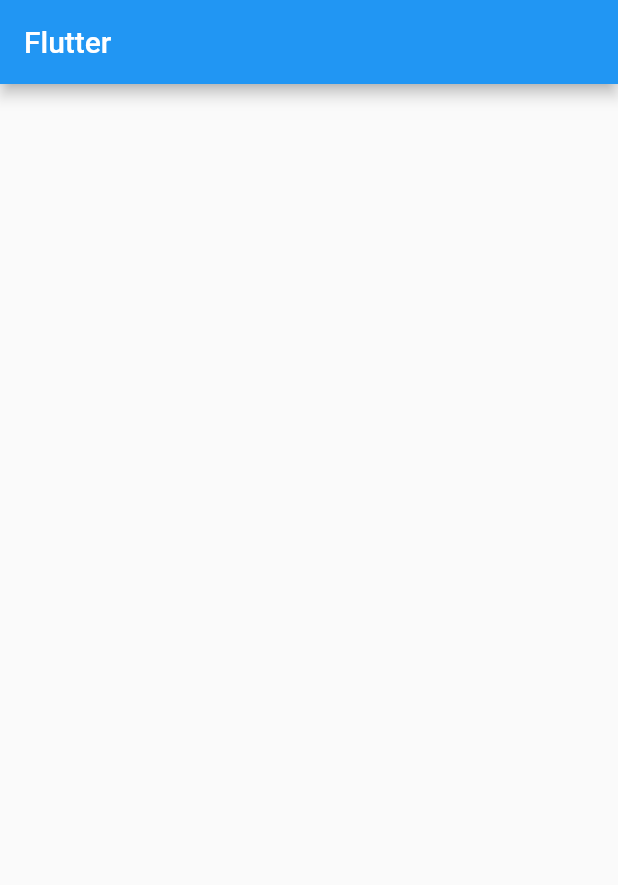
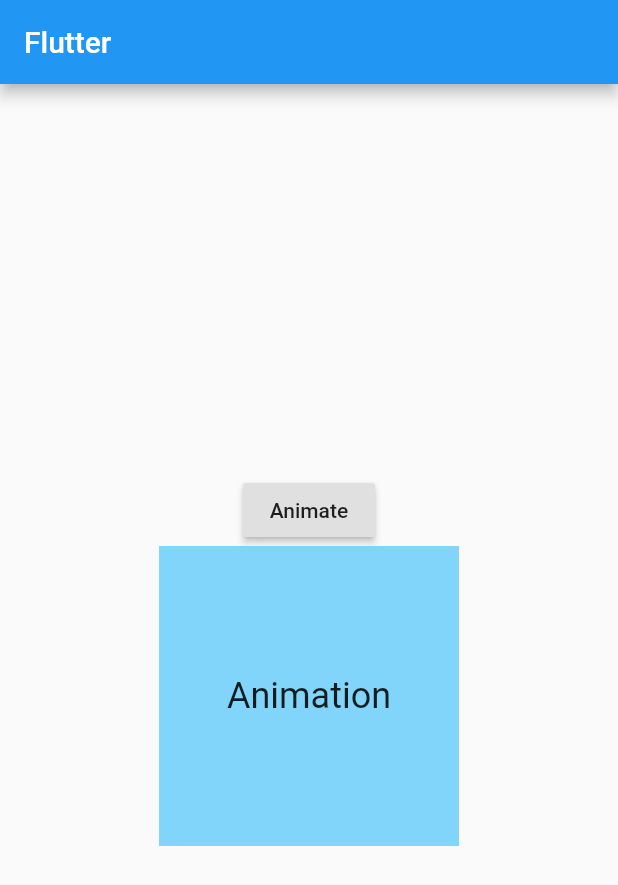
Before and after one commit to vietdhfpt/LearnFlutter, a Flutter app: the screen it shows after launch, on a phone screen of 412 x 824 dp. Shown: the top 885 px of the screen. Run offline on Flutter 3.47's test engine with Material 2 defaults, Android fonts, the light colour scheme and no system bars.

Commit message:
Using AnimationContainer lv1

```diff
--- a/learn_flutter/lib/main.dart
+++ b/learn_flutter/lib/main.dart
@@ -20,8 +20,23 @@ class MyApp extends StatelessWidget {
   }
 }
 
-class HomePage extends StatelessWidget {
+class HomePage extends StatefulWidget {
   const HomePage({Key key}) : super(key: key);
+
+  @override
+  _HomePageState createState() => _HomePageState();
+}
+
+class _HomePageState extends State<HomePage> {
+  double _width = 200;
+  double _height = 200;
+
+  void _updateState() {
+    setState(() {
+      _width = 400;
+      _height = 400;
+    });
+  }
 
   @override
   Widget build(BuildContext context) {
@@ -29,7 +44,32 @@ class HomePage extends StatelessWidget {
       appBar: AppBar(
         title: Text('Flutter'),
       ),
-      body: Container(),
+      body: Center(
+        child: Column(
+          mainAxisAlignment: MainAxisAlignment.center,
+          children: [
+            RaisedButton(
+              onPressed: () {
+                _updateState();
+              },
+              child: Text("Animate"),
+            ),
+            AnimatedContainer(
+              duration: Duration(milliseconds: 400),
+              curve: Curves.easeInOut,
+              height: _width,
+              width: _height,
+              color: Colors.lightBlue[200],
+              child: Center(
+                child: Text(
+                  "Animation",
+                  style: Theme.of(context).textTheme.headline5,
+                ),
+              ),
+            ),
+          ],
+        ),
+      ),
     );
   }
 }
```
Also changed, not shown: learn_flutter/pubspec.lock, 2 other files.
